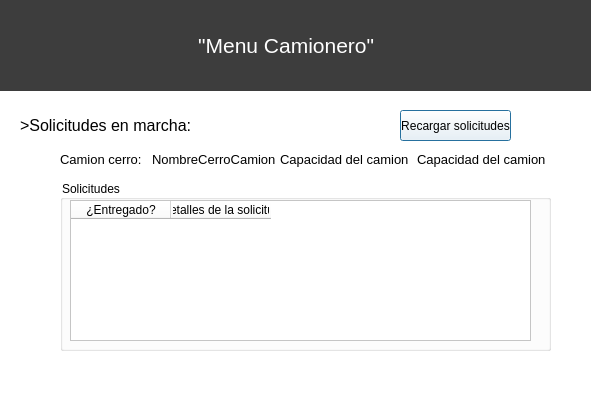
The window that camionerowindow.ui (ClaudioCampuzano/TEL102-FlipiGas) describes before a commit, drawn with Qt 5.
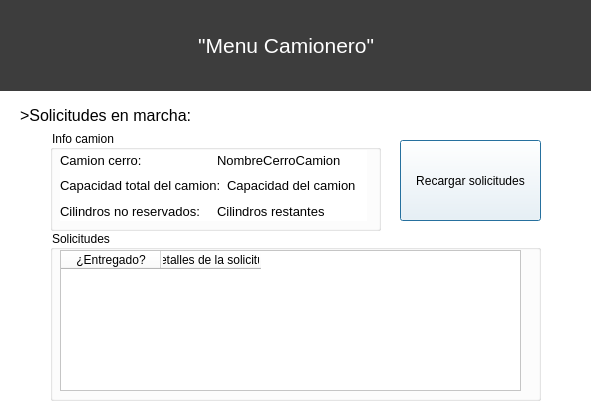
The same window after the commit.

Patch:
```diff
--- a/camionerowindow.ui
+++ b/camionerowindow.ui
@@ -46,7 +46,7 @@
    <property name="geometry">
     <rect>
      <x>20</x>
-     <y>110</y>
+     <y>100</y>
      <width>201</width>
      <height>31</height>
     </rect>
@@ -65,9 +65,9 @@
    <property name="geometry">
     <rect>
      <x>400</x>
-     <y>110</y>
-     <width>111</width>
-     <height>31</height>
+     <y>140</y>
+     <width>141</width>
+     <height>81</height>
     </rect>
    </property>
    <property name="font">
@@ -82,8 +82,8 @@
   <widget class="QGroupBox" name="groupBox">
    <property name="geometry">
     <rect>
-     <x>60</x>
-     <y>180</y>
+     <x>50</x>
+     <y>230</y>
      <width>491</width>
      <height>171</height>
     </rect>
@@ -122,15 +122,29 @@
     </column>
    </widget>
   </widget>
+  <widget class="QGroupBox" name="groupBox_2">
+   <property name="geometry">
+    <rect>
+     <x>50</x>
+     <y>130</y>
+     <width>331</width>
+     <height>101</height>
+    </rect>
+   </property>
+   <property name="title">
+    <string>Info camion</string>
+   </property>
   <widget class="QWidget" name="">
    <property name="geometry">
     <rect>
-     <x>60</x>
-     <y>150</y>
-     <width>216</width>
-     <height>19</height>
-    </rect>
-   </property>
+      <x>10</x>
+      <y>20</y>
+      <width>307</width>
+      <height>71</height>
+     </rect>
+    </property>
+    <layout class="QVBoxLayout" name="verticalLayout">
+     <item>
    <layout class="QHBoxLayout" name="horizontalLayout">
     <item>
      <widget class="QLabel" name="label_2">
@@ -159,16 +173,8 @@
      </widget>
     </item>
    </layout>
-  </widget>
-  <widget class="QWidget" name="">
-   <property name="geometry">
-    <rect>
-     <x>280</x>
-     <y>150</y>
-     <width>268</width>
-     <height>19</height>
-    </rect>
-   </property>
+     </item>
+     <item>
    <layout class="QHBoxLayout" name="horizontalLayout_2">
     <item>
      <widget class="QLabel" name="label_3">
@@ -179,7 +185,7 @@
        </font>
       </property>
       <property name="text">
-       <string>Capacidad del camion</string>
+          <string>Capacidad total del camion:</string>
       </property>
      </widget>
     </item>
@@ -197,6 +203,44 @@
      </widget>
     </item>
    </layout>
+     </item>
+     <item>
+      <layout class="QHBoxLayout" name="horizontalLayout_3">
+       <item>
+        <widget class="QLabel" name="label_5">
+         <property name="font">
+          <font>
+           <family>Segoe UI</family>
+           <pointsize>10</pointsize>
+          </font>
+         </property>
+         <property name="text">
+          <string>Cilindros no reservados:</string>
+         </property>
+        </widget>
+       </item>
+       <item>
+        <widget class="QLabel" name="cilindros_restantes">
+         <property name="font">
+          <font>
+           <family>Segoe UI</family>
+           <pointsize>10</pointsize>
+          </font>
+         </property>
+         <property name="text">
+          <string>Cilindros restantes</string>
+         </property>
+        </widget>
+       </item>
+      </layout>
+     </item>
+    </layout>
+   </widget>
+   <zorder>Nombrecerrocamion</zorder>
+   <zorder>layoutWidget</zorder>
+   <zorder>layoutWidget</zorder>
+   <zorder>label_5</zorder>
+   <zorder>cilindros_restantes</zorder>
   </widget>
  </widget>
  <resources/>
```
Lines whose indentation alone changed are shown as unchanged.
